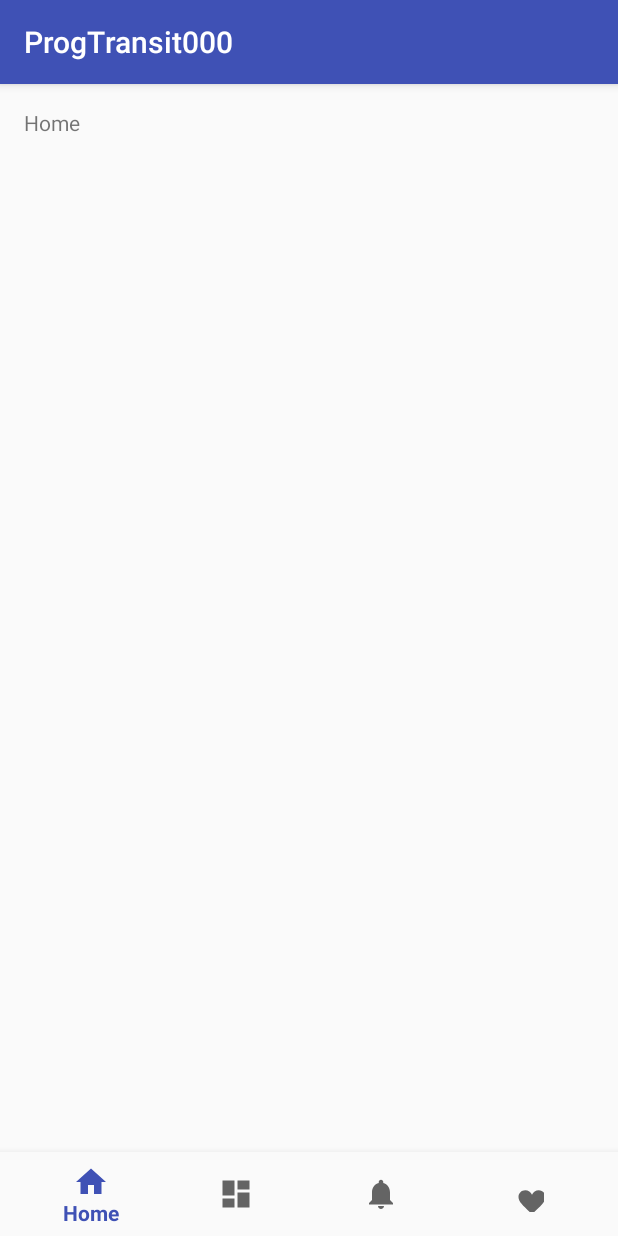
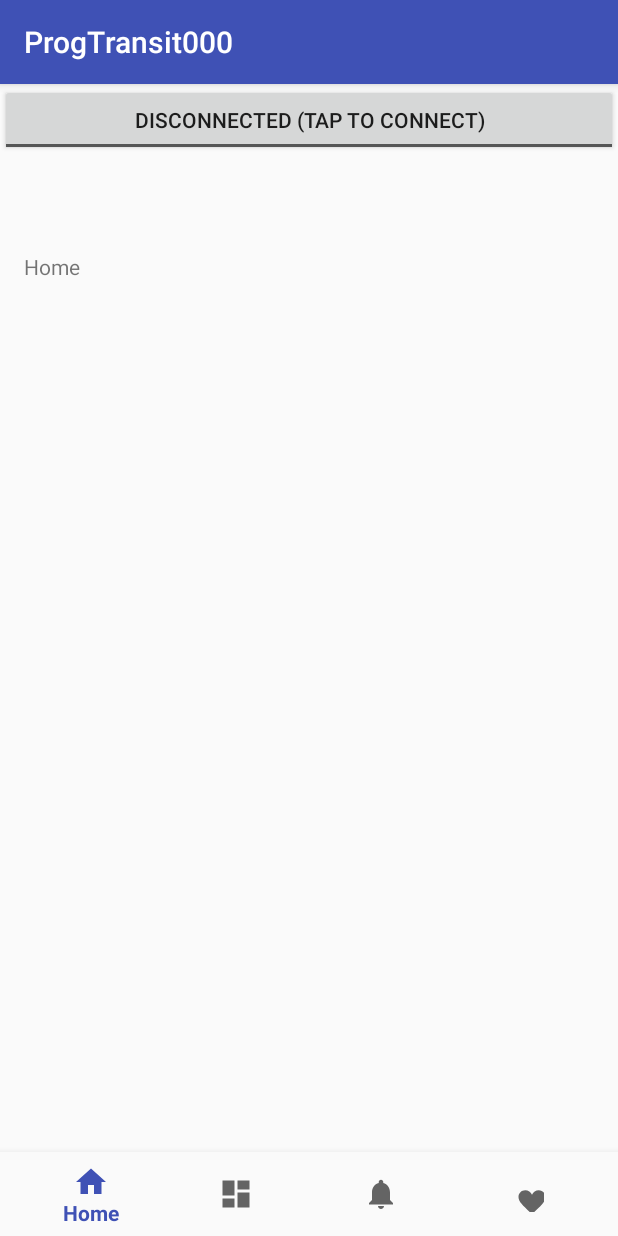
Before and after one commit to skgadi/Programming, an Android app: the screen it shows after launch (MainActivity), on a phone screen of 412 x 824 dp. Run offline under Robolectric (Android 15) with nearby library versions, the phone set to English and light mode, and no system bars.

Commit message:
Automatic push

```diff
--- a/Android/ProgTransit000/app/src/main/AndroidManifest.xml
+++ b/Android/ProgTransit000/app/src/main/AndroidManifest.xml
@@ -17,7 +17,7 @@
 
                 <category android:name="android.intent.category.LAUNCHER" />
 
-                <action android:name="android.hardware.usb.action.USB_DEVICE_ATTACHED" />
+                <!--action android:name="android.hardware.usb.action.USB_DEVICE_ATTACHED" /-->
             </intent-filter>
 
             <meta-data
--- a/Android/ProgTransit000/app/src/main/res/layout/activity_main.xml
+++ b/Android/ProgTransit000/app/src/main/res/layout/activity_main.xml
@@ -7,6 +7,23 @@
     android:layout_height="match_parent"
     android:orientation="vertical"
     tools:context="com.skgadi.progtransit000.MainActivity">
+
+    <ToggleButton
+        android:id="@+id/toggleConnectButton"
+        android:layout_width="match_parent"
+        android:layout_height="wrap_content"
+        android:checked="false"
+        android:text="ToggleButton"
+        android:textOff="@string/device_disconnected"
+        android:textOn="@string/device_connected" />
+
+    <Button
+        android:id="@+id/programButton"
+        android:layout_width="match_parent"
+        android:layout_height="wrap_content"
+        android:onClick="SendAndVerify"
+        android:text="@string/device_program"
+        android:visibility="invisible" />
 
     <FrameLayout
         android:id="@+id/content"
--- a/Android/ProgTransit000/app/src/main/res/values/strings.xml
+++ b/Android/ProgTransit000/app/src/main/res/values/strings.xml
@@ -4,4 +4,14 @@
     <string name="title_dashboard">Dashboard</string>
     <string name="title_notifications">Notifications</string>
     <string name="title_about">About</string>
+    <string name="device_connected">Connected (Tap to disconnect)</string>
+    <string name="device_disconnected">Disconnected (Tap to connect)</string>
+    <string name="device_program">Program and verify</string>
+    <string name="device_verify">Verify</string>
+    <string name="error_device_not_connected">Device is not pluged to the tablet</string>
+    <string name="error_device_unable_to_connect">Couldn\'t able to establish a connection. Try again with proper permissions.</string>
+    <string name="error_device_open_port">Unable to open the port. Detach, re-attach the device to fix the problem.</string>
+    <string name="error_device_disconnect">Unknown error. Detach, re-attach the device to fix the problem.</string>
+    <string name="success_device_connected">Device is successfully connected.</string>
+    <string name="success_device_disconnected">Device is successfully disconnected.</string>
 </resources>
```
Also changed, not shown: Android/ProgTransit000/app/src/main/java/com/skgadi/progtransit000/MainActivity.java (+120 -37 lines).
